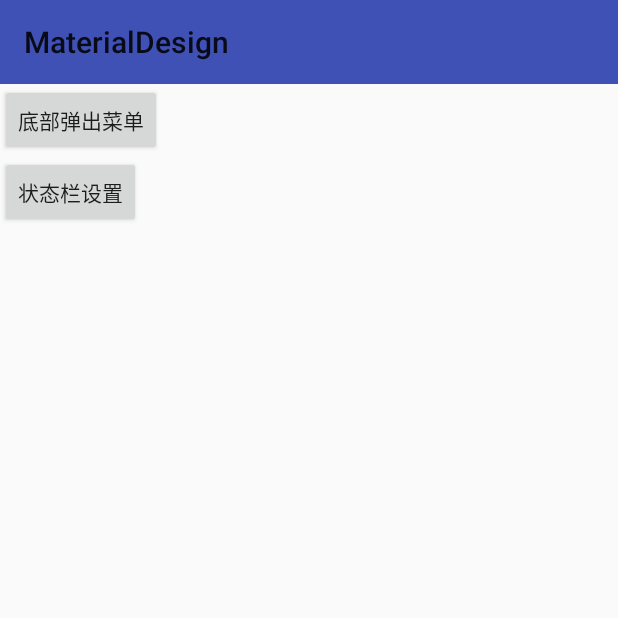
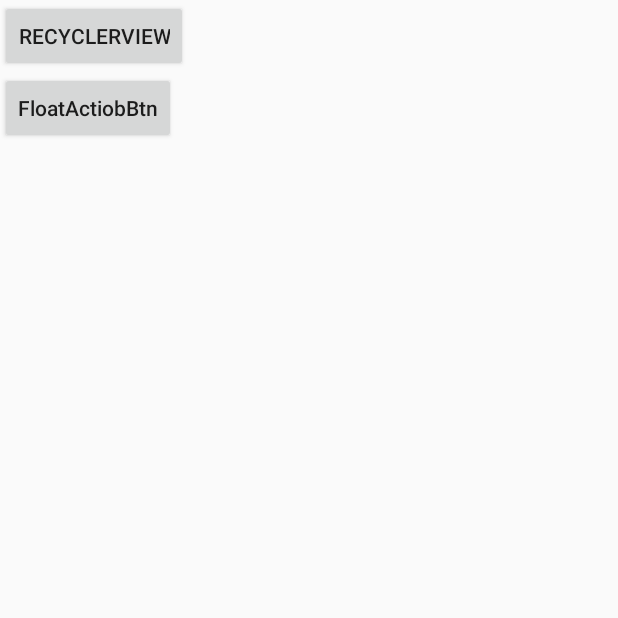
Before and after one commit to yangshaopeng/MaterialDesign, an Android app: the screen it shows after launch (MdMainActivity), on a phone screen of 412 x 824 dp, the top half of it. Run offline under Robolectric (Android 15) with nearby library versions, the phone set to English and light mode, and no system bars; our stand-ins replace Dagger/Hilt's generated code; libraries missing offline, so code that uses them is left out: retrofit2.adapter.rxjava.

Commit message:
material design

```diff
--- a/app/src/main/AndroidManifest.xml
+++ b/app/src/main/AndroidManifest.xml
@@ -23,7 +23,9 @@
         </activity>
         <activity android:name=".ui.activity.CoordinateActivity" />
         <activity android:name=".ui.activity.MainActivity" />
-        <activity android:name=".md.Translucent"></activity>
+        <activity android:name=".md.Translucent" />
+        <activity android:name=".md.RecyclerViewActivity" />
+        <activity android:name=".md.FabActivity"></activity>
     </application>
 
 </manifest>
--- a/app/src/main/java/com/hhmt/materialdesign/md/MdMainActivity.java
+++ b/app/src/main/java/com/hhmt/materialdesign/md/MdMainActivity.java
@@ -2,86 +2,46 @@ package com.hhmt.materialdesign.md;
 
 import android.content.Intent;
 import android.os.Bundle;
-import android.support.annotation.NonNull;
-import android.support.design.widget.BottomSheetDialog;
-import android.support.design.widget.NavigationView;
+import android.support.design.widget.FloatingActionButton;
 import android.support.v7.app.AppCompatActivity;
-import android.support.v7.widget.Toolbar;
-import android.view.LayoutInflater;
-import android.view.MenuItem;
 import android.view.View;
+import android.view.WindowManager;
 import android.widget.Button;
-import android.widget.Toast;
+import android.widget.TextView;
 
 import com.hhmt.materialdesign.R;
 
 public class MdMainActivity extends AppCompatActivity implements View.OnClickListener {
 
-    private NavigationView navigationView;
-    private Toolbar toolbar;
-    private Button popupBottom;
-    private Button statusBottom;
+    private Button recyclerBtn;
+    private Button floatingActionButton;
 
     @Override
     protected void onCreate(Bundle savedInstanceState) {
         super.onCreate(savedInstanceState);
+
         setContentView(R.layout.activity_md_main);
-        initView();
-        initData();
-        navigationView.setNavigationItemSelectedListener(new NavigationView.OnNavigationItemSelectedListener() {
-            @Override
-            public boolean onNavigationItemSelected(@NonNull MenuItem item) {
-                switch (item.getItemId()) {
-                    case R.id.nav_recycler_and_swipe_refresh:
-                        Toast.makeText(MdMainActivity.this, "123", Toast.LENGTH_SHORT).show();
-                        break;
-                }
-                return false;
-            }
-        });
 
+        recyclerBtn = (Button) findViewById(R.id.recycler_view);
+        floatingActionButton = (Button) findViewById(R.id.float_btn);
 
-    }
-
-    private void initView() {
-        toolbar = (Toolbar)findViewById(R.id.toolbar_main);
-        navigationView = (NavigationView) findViewById(R.id.navigation);
-        popupBottom = (Button)findViewById(R.id.popup_bottom);
-        statusBottom = (Button)findViewById(R.id.translucent_bottom);
-    }
-
-    private void initData() {
-        toolbar.setTitle("MaterialDesign");
-        popupBottom.setOnClickListener(this);
-        statusBottom.setOnClickListener(this);
+        recyclerBtn.setOnClickListener(this);
+        floatingActionButton.setOnClickListener(this);
     }
 
     @Override
-    public void onClick(View view) {
-        switch (view.getId()) {
-            case R.id.popup_bottom:
-                final BottomSheetDialog bottomSheetDialog = new BottomSheetDialog(this);
-                View popupBottomView = LayoutInflater.from(this).inflate(R.layout.popup_bottom_layout, null);
-                bottomSheetDialog.setContentView(popupBottomView);
-                Button okBtn = popupBottomView.findViewById(R.id.ok);
-                Button cancelBtn = popupBottomView.findViewById(R.id.cancel);
-                okBtn.setOnClickListener(new View.OnClickListener() {
-                    @Override
-                    public void onClick(View view) {
-                        bottomSheetDialog.dismiss();
-                    }
-                });
-                cancelBtn.setOnClickListener(new View.OnClickListener() {
-                    @Override
-                    public void onClick(View view) {
-                        bottomSheetDialog.dismiss();
-                    }
-                });
-                bottomSheetDialog.show();
+    public void onClick(View v) {
+
+        switch (v.getId()) {
+            case R.id.recycler_view:
+                startActivity(new Intent(this, RecyclerViewActivity.class));
                 break;
-            case R.id.translucent_bottom:
-                startActivity(new Intent(this, Translucent.class));
+            case R.id.float_btn:
+                startActivity(new Intent(this, FabActivity.class));
+                break;
+            default:
                 break;
         }
+
     }
 }
--- a/app/src/main/java/com/hhmt/materialdesign/ui/activity/MainActivity.java
+++ b/app/src/main/java/com/hhmt/materialdesign/ui/activity/MainActivity.java
@@ -28,7 +28,7 @@ public class MainActivity extends BaseActivity<MainView, MainPresenter> implemen
 
     @Override
     public void initView(View view) {
-        recyclerView =  view.findViewById(R.id.main_recommend_rv);
+        recyclerView = ((RecyclerView) view.findViewById(R.id.main_recommend_rv));
         adapter = new MainRecommendAdapter(this);
         recyclerView.setLayoutManager(new LinearLayoutManager(this, LinearLayoutManager.VERTICAL, false));
         recyclerView.setAdapter(adapter);
--- a/app/src/main/res/layout/activity_md_main.xml
+++ b/app/src/main/res/layout/activity_md_main.xml
@@ -1,65 +1,22 @@
 <?xml version="1.0" encoding="utf-8"?>
-<!--
-DrawerLayout分为主视图抽屉视图
-主视图：宽高匹配根布局是宽高，因为抽屉视图隐藏时，它代表整个UI。
-抽屉视图：属性必须有android:layout_gravity="start"，表示抽屉从左边滑出。
-          抽屉视图导航栏一般包含NavigationView, ListView, RecyclerView，因此该列表由adapter填充。
-
-          NavigationView:
-                            app:headerLayout="@layout/nav_header_main"  添加条目的menu。
-                            app:headerLayout="@layout/nav_header_main"  添加条目的head布局。
-          NavigationView.setNavigationItemSelectedListener(),监听条目点击事件。
--->
-<android.support.v4.widget.DrawerLayout xmlns:android="http://schemas.android.com/apk/res/android"
+<LinearLayout android:layout_height="match_parent"
     android:layout_width="match_parent"
-    android:layout_height="match_parent"
-    xmlns:app="http://schemas.android.com/apk/res-auto">
-
-
-    <RelativeLayout
-        android:layout_width="match_parent"
-        android:layout_height="match_parent">
-
-        <include
-            android:id="@+id/toolbar_main_layout"
-            layout="@layout/app_bar_main"
-            android:layout_width="match_parent"
-            android:layout_height="wrap_content" />
-
-        <LinearLayout
-            android:layout_below="@+id/toolbar_main_layout"
     android:orientation="vertical"
-            android:layout_width="match_parent"
-            android:layout_height="wrap_content">
+    xmlns:android="http://schemas.android.com/apk/res/android">
 
     <Button
-                android:id="@+id/popup_bottom"
-                android:text="底部弹出菜单"
-                android:layout_below="@+id/toolbar_main_layout"
+        android:id="@+id/recycler_view"
+        android:fitsSystemWindows="true"
+        android:text="RecyclerView"
         android:layout_width="wrap_content"
         android:layout_height="wrap_content" />
 
     <Button
-                android:id="@+id/translucent_bottom"
-                android:text="状态栏设置"
-                android:layout_below="@+id/toolbar_main_layout"
+        android:id="@+id/float_btn"
+        android:fitsSystemWindows="true"
+        android:textAllCaps="false"
+        android:text="FloatActiobBtn"
         android:layout_width="wrap_content"
         android:layout_height="wrap_content" />
 
 </LinearLayout>
-
-    </RelativeLayout>
-
-
-
-    <android.support.design.widget.NavigationView
-        android:id="@+id/navigation"
-        android:scrollbars="none"
-        android:layout_gravity="start"
-        android:fitsSystemWindows="true"
-        app:headerLayout="@layout/nav_header_main"
-        app:menu="@menu/drawer_navi_menu"
-        android:layout_width="wrap_content"
-        android:layout_height="match_parent"/>
-
-</android.support.v4.widget.DrawerLayout>
--- a/app/src/main/res/values/styles.xml
+++ b/app/src/main/res/values/styles.xml
@@ -6,6 +6,7 @@
         <item name="colorPrimary">@color/colorPrimary</item>
         <item name="colorPrimaryDark">@color/colorPrimaryDark</item>
         <item name="colorAccent">@color/colorAccent</item>
+
     </style>
 
 
```
Also changed, not shown: app/build.gradle (+6 -6 lines), app/src/main/java/com/hhmt/materialdesign/md/FabActivity.java (added, +18 -0 lines), app/src/main/java/com/hhmt/materialdesign/md/RecyclerAdapter.java (added, +58 -0 lines), app/src/main/java/com/hhmt/materialdesign/md/RecyclerScrollListener.java (added, +48 -0 lines), app/src/main/java/com/hhmt/materialdesign/md/RecyclerViewActivity.java (added, +70 -0 lines), app/src/main/java/com/hhmt/materialdesign/md/ScrollListener.java (added, +14 -0 lines), app/src/main/res/layout/activity_fab.xml (added, +23 -0 lines), app/src/main/res/layout/activity_recycler_view.xml (added, +32 -0 lines), app/src/main/res/layout/recycler_item.xml (added, +12 -0 lines), app/src/main/res/drawable/add_white_24dp.png (added), app/src/main/res/mipmap-hdpi/favorite.png (added). Lines whose indentation alone changed are shown as unchanged.
